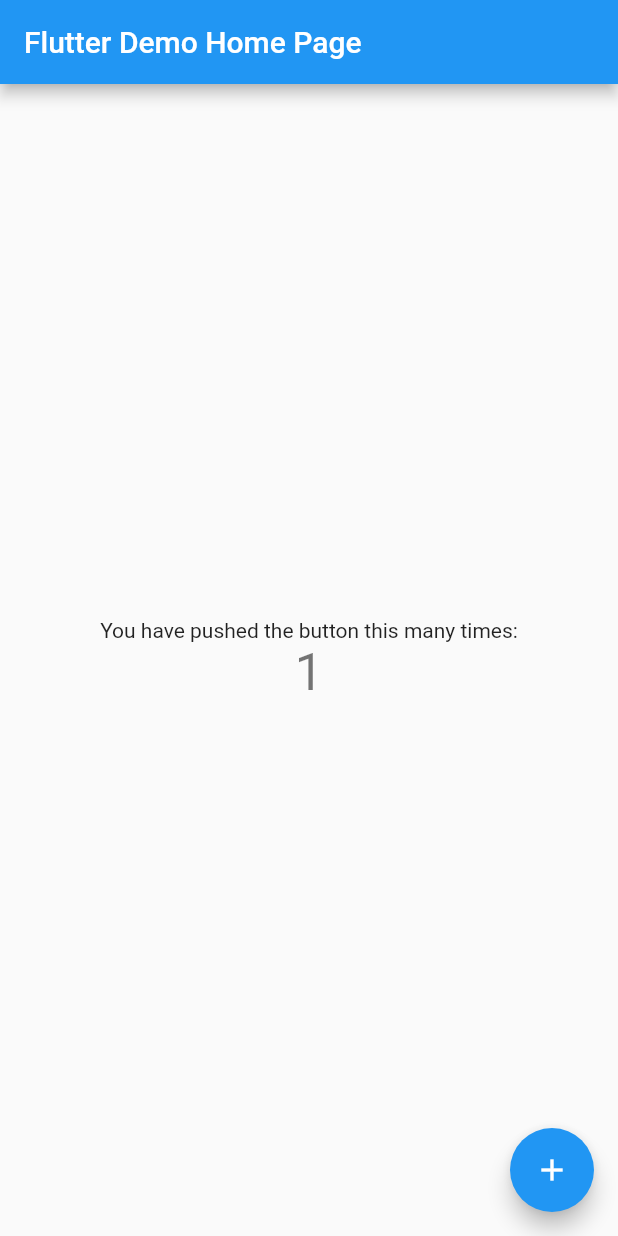
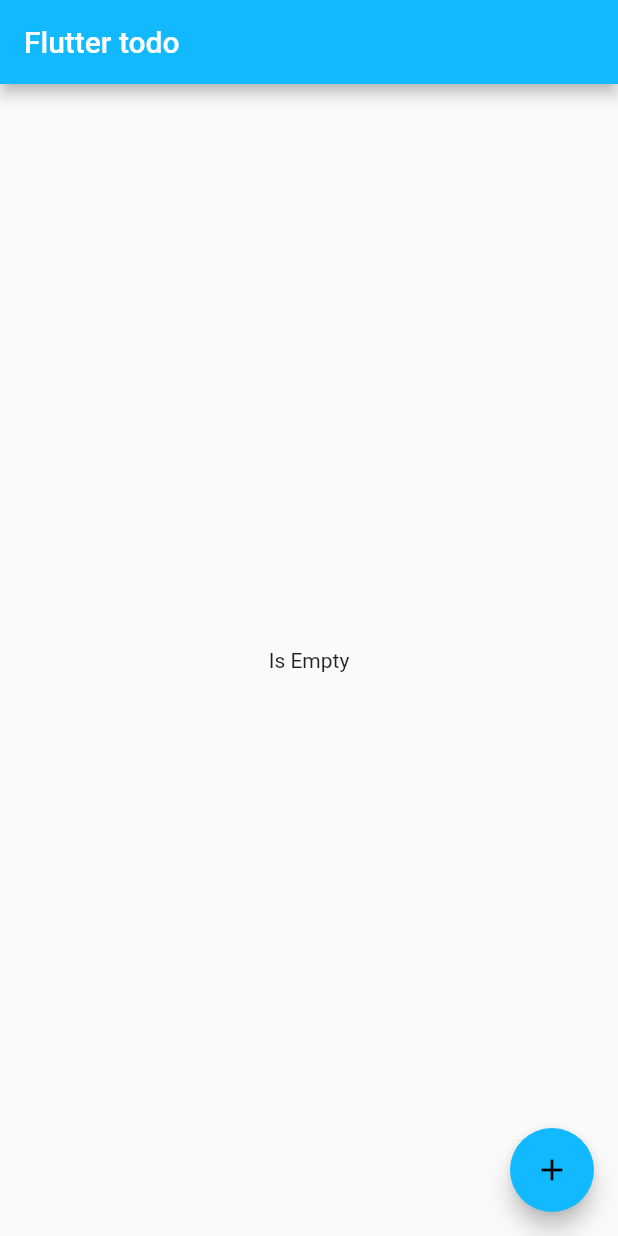
Before and after one commit to 0x6Ain/Flutter-Todos-Tutorial, a Flutter app: the screen it shows after launch, after a tap on the "add" icon, on a phone screen of 412 x 824 dp. Run offline on Flutter 3.47's test engine with Material 2 defaults, Android fonts, the phone set to English and light mode, and no system bars; our stand-ins replace bloc, equatable, flutter_bloc, rxdart, shared_preferences.

Commit message:
add bloc of todo

```diff
--- /dev/null
+++ b/lib/app/app.dart
@@ -0,0 +1,34 @@
+import 'package:flutter/material.dart';
+import 'package:flutter_bloc/flutter_bloc.dart';
+import 'package:flutter_todos/infra/local_storage_todos_api.dart';
+import 'package:flutter_todos/presentations/home_page.dart';
+import 'package:flutter_todos/theme/theme.dart';
+
+class App extends StatelessWidget {
+  const App({super.key, required this.todoRepository});
+
+  final LocalStorageTodosApi todoRepository;
+
+  @override
+  Widget build(BuildContext context) {
+    return RepositoryProvider.value(
+      value: todoRepository,
+      child: const AppView(),
+    );
+  }
+}
+
+class AppView extends StatelessWidget {
+  const AppView({super.key});
+
+  @override
+  Widget build(BuildContext context) {
+    return MaterialApp(
+      theme: FlutterTodosTheme.light,
+      darkTheme: FlutterTodosTheme.dark,
+      //   localizationsDelegates: AppLocalizations.localizationsDelegates,
+      // supportedLocales: AppLocalizations.supportedLocales,
+      home: const HomePage(),
+    );
+  }
+}
--- /dev/null
+++ b/lib/app/app_bloc_observer.dart
@@ -0,0 +1,17 @@
+import 'dart:developer';
+
+import 'package:bloc/bloc.dart';
+
+class AppBlocObserver extends BlocObserver {
+  @override
+  void onChange(BlocBase<dynamic> bloc, Change<dynamic> change) {
+    super.onChange(bloc, change);
+    log('onChange(${bloc.runtimeType}, $change)');
+  }
+
+  @override
+  void onError(BlocBase<dynamic> bloc, Object error, StackTrace stackTrace) {
+    log('onError(${bloc.runtimeType}, $error, $stackTrace)');
+    super.onError(bloc, error, stackTrace);
+  }
+}
--- /dev/null
+++ b/lib/applications/todo/todo_overview_bloc/todo_overview_bloc.dart
@@ -0,0 +1,40 @@
+import 'package:bloc/bloc.dart';
+import 'package:equatable/equatable.dart';
+import 'package:flutter_todos/infra/local_storage_todos_api.dart';
+import 'package:flutter_todos/models/todos_view_filter.dart';
+
+import 'package:flutter_todos/models/todo.dart';
+
+part 'todo_overview_event.dart';
+part 'todo_overview_state.dart';
+
+class TodoOverviewBloc extends Bloc<TodoOverviewEvents, TodoOverviewState> {
+  TodoOverviewBloc({required LocalStorageTodosApi todoRepository})
+      : _todoRepository = todoRepository,
+        super(const TodoOverviewState()) {
+    on<TodosOverviewSubscriptionRequested>(_onSubscriptionRequested);
+    // on<TodosOverviewTodoCompletionToggled>(_TodoCompletionToggled);
+    // on<TodosOverviewTodoDeleted>(_TodoDeleted);
+    // on<TodosOverviewUndoDeletionRequested>(_UndoDeletionRequested);
+    // on<TodosOverviewFilterChanged>(_FilterChanged);
+    // on<TodosOverviewToggleAllRequested>(_ToggleAllRequested);
+    // on<TodosOverviewClearCompletedRequested>(_ClearCompletedRequested);
+  }
+  final LocalStorageTodosApi _todoRepository;
+
+  Future<void> _onSubscriptionRequested(
+      TodoOverviewEvents event, Emitter<TodoOverviewState> emit) async {
+    emit(state.copyWith(status: () => TodosOverviewStatus.loading));
+
+    await emit.forEach<List<Todo>>(
+      _todoRepository.getTodos(),
+      onData: (todos) => state.copyWith(
+        status: () => TodosOverviewStatus.success,
+        todos: () => todos,
+      ),
+      onError: (_, __) => state.copyWith(
+        status: () => TodosOverviewStatus.failure,
+      ),
+    );
+  }
+}
--- /dev/null
+++ b/lib/applications/todo/todo_overview_bloc/todo_overview_event.dart
@@ -0,0 +1,59 @@
+part of 'todo_overview_bloc.dart';
+
+abstract class TodoOverviewEvents extends Equatable {
+  const TodoOverviewEvents();
+  @override
+  List<Object?> get props => [];
+}
+
+class TodosOverviewSubscriptionRequested extends TodoOverviewEvents {
+  const TodosOverviewSubscriptionRequested();
+}
+
+// class TodosOverviewTodoCompletionToggled extends TodoOverviewEvents {
+//   const TodosOverviewTodoCompletionToggled({
+//     required this.todo,
+//     required this.isCompleted,
+//   });
+
+//   final Todo todo;
+//   final bool isCompleted;
+
+//   @override
+//   List<Object?> get props => [
+//         todo,
+//         isCompleted,
+//       ];
+// }
+
+// class TodosOverviewTodoDeleted extends TodoOverviewEvents {
+//   const TodosOverviewTodoDeleted(this.todo);
+
+//   final Todo todo;
+
+//   @override
+//   List<Object?> get props => [
+//         todo,
+//       ];
+// }
+
+// class TodosOverviewUndoDeletionRequested extends TodoOverviewEvents {
+//   const TodosOverviewUndoDeletionRequested();
+// }
+
+// class TodosOverviewFilterChanged extends TodoOverviewEvents {
+//   const TodosOverviewFilterChanged(this.filter);
+
+//   final TodosViewFilter filter;
+
+//   @override
+//   List<Object> get props => [filter];
+// }
+
+// class TodosOverviewToggleAllRequested extends TodoOverviewEvents {
+//   const TodosOverviewToggleAllRequested();
+// }
+
+// class TodosOverviewClearCompletedRequested extends TodoOverviewEvents {
+//   const TodosOverviewClearCompletedRequested();
+// }
--- /dev/null
+++ b/lib/applications/todo/todo_overview_bloc/todo_overview_state.dart
@@ -0,0 +1,41 @@
+part of 'todo_overview_bloc.dart';
+
+enum TodosOverviewStatus { initial, loading, success, failure }
+
+class TodoOverviewState extends Equatable {
+  const TodoOverviewState(
+      {this.status = TodosOverviewStatus.initial,
+      this.todos = const [],
+      this.filter = TodosViewFilter.all,
+      this.lastDeletedTodo});
+
+  final TodosOverviewStatus status;
+  final List<Todo> todos;
+  final TodosViewFilter filter;
+  final Todo? lastDeletedTodo;
+
+  Iterable<Todo> get filteredTodos => filter.applyAll(todos);
+
+  TodoOverviewState copyWith({
+    TodosOverviewStatus Function()? status,
+    List<Todo> Function()? todos,
+    TodosViewFilter Function()? filter,
+    Todo? Function()? lastDeletedTodo,
+  }) {
+    return TodoOverviewState(
+      status: status != null ? status() : this.status,
+      todos: todos != null ? todos() : this.todos,
+      filter: filter != null ? filter() : this.filter,
+      lastDeletedTodo:
+          lastDeletedTodo != null ? lastDeletedTodo() : this.lastDeletedTodo,
+    );
+  }
+
+  @override
+  List<Object?> get props => [
+        status,
+        todos,
+        filter,
+        lastDeletedTodo,
+      ];
+}
--- /dev/null
+++ b/lib/bootstrap.dart
@@ -0,0 +1,21 @@
+import 'dart:async';
+import 'dart:developer';
+
+import 'package:bloc/bloc.dart';
+import 'package:flutter/material.dart';
+import 'package:flutter_todos/app/app.dart';
+import 'package:flutter_todos/app/app_bloc_observer.dart';
+import 'package:flutter_todos/infra/local_storage_todos_api.dart';
+
+void bootstrap({required LocalStorageTodosApi todosApi}) {
+  FlutterError.onError = (details) {
+    log(details.exceptionAsString(), stackTrace: details.stack);
+  };
+
+  Bloc.observer = AppBlocObserver();
+
+  runZonedGuarded(
+    () => runApp(App(todoRepository: todosApi)),
+    (error, stackTrace) => log(error.toString(), stackTrace: stackTrace),
+  );
+}
--- /dev/null
+++ b/lib/data/dummy.dart
@@ -0,0 +1,16 @@
+import 'package:flutter_todos/models/todo.dart';
+
+final dummyTodo = [
+  Todo(
+    title: "dummy1",
+    description: "test1",
+  ),
+  Todo(
+    title: "dummy2",
+    description: "test2",
+  ),
+  Todo(
+    title: "dummy3",
+    description: "test3",
+  )
+];
--- /dev/null
+++ b/lib/infra/local_storage_todos_api.dart
@@ -0,0 +1,97 @@
+import 'dart:async';
+import 'dart:convert';
+
+import 'package:flutter_todos/models/todo.dart';
+import 'package:meta/meta.dart';
+import 'package:rxdart/rxdart.dart';
+import 'package:shared_preferences/shared_preferences.dart';
+
+/// {@template local_storage_todos_api}
+/// A Flutter implementation of the [TodosApi] that uses local storage.
+/// {@endtemplate}
+class LocalStorageTodosApi {
+  /// {@macro local_storage_todos_api}
+  LocalStorageTodosApi({
+    required SharedPreferences plugin,
+  }) : _plugin = plugin {
+    _init();
+  }
+
+  final SharedPreferences _plugin;
+
+  final _todoStreamController = BehaviorSubject<List<Todo>>.seeded(const []);
+
+  /// The key used for storing the todos locally.
+  ///
+  /// This is only exposed for testing and shouldn't be used by consumers of
+  /// this library.
+  @visibleForTesting
+  static const kTodosCollectionKey = '__todos_collection_key__';
+
+  String? _getValue(String key) => _plugin.getString(key);
+  Future<void> _setValue(String key, String value) =>
+      _plugin.setString(key, value);
+
+  void _init() {
+    final todosJson = _getValue(kTodosCollectionKey);
+    if (todosJson != null) {
+      final todos = List<Map<dynamic, dynamic>>.from(
+        json.decode(todosJson) as List,
+      )
+          .map((jsonMap) => Todo.fromJson(Map<String, dynamic>.from(jsonMap)))
+          .toList();
+      _todoStreamController.add(todos);
+    } else {
+      _todoStreamController.add(const []);
+    }
+  }
+
+  Stream<List<Todo>> getTodos() => _todoStreamController.asBroadcastStream();
+
+  Future<void> saveTodo(Todo todo) {
+    final todos = [..._todoStreamController.value];
+    final todoIndex = todos.indexWhere((t) => t.id == todo.id);
+    if (todoIndex >= 0) {
+      todos[todoIndex] = todo;
+    } else {
+      todos.add(todo);
+    }
+
+    _todoStreamController.add(todos);
+    return _setValue(kTodosCollectionKey, json.encode(todos));
+  }
+
+  Future<void> deleteTodo(String id) async {
+    final todos = [..._todoStreamController.value];
+    final todoIndex = todos.indexWhere((t) => t.id == id);
+    if (todoIndex == -1) {
+      throw Error();
+    } else {
+      todos.removeAt(todoIndex);
+      _todoStreamController.add(todos);
+      return _setValue(kTodosCollectionKey, json.encode(todos));
+    }
+  }
+
+  Future<int> clearCompleted() async {
+    final todos = [..._todoStreamController.value];
+    final completedTodosAmount = todos.where((t) => t.isCompleted).length;
+    todos.removeWhere((t) => t.isCompleted);
+    _todoStreamController.add(todos);
+    await _setValue(kTodosCollectionKey, json.encode(todos));
+    return completedTodosAmount;
+  }
+
+  @override
+  Future<int> completeAll({required bool isCompleted}) async {
+    final todos = [..._todoStreamController.value];
+    final changedTodosAmount =
+        todos.where((t) => t.isCompleted != isCompleted).length;
+    final newTodos = [
+      for (final todo in todos) todo.copyWith(isCompleted: isCompleted)
+    ];
+    _todoStreamController.add(newTodos);
+    await _setValue(kTodosCollectionKey, json.encode(newTodos));
+    return changedTodosAmount;
+  }
+}
--- a/lib/main.dart
+++ b/lib/main.dart
@@ -1,115 +1,16 @@
 import 'package:flutter/material.dart';
+import 'package:flutter_todos/bootstrap.dart';
 
-void main() {
-  runApp(const MyApp());
+import 'package:shared_preferences/shared_preferences.dart';
+
+import 'infra/local_storage_todos_api.dart';
+
+Future<void> main() async {
+  WidgetsFlutterBinding.ensureInitialized();
+
+  final todosApi = LocalStorageTodosApi(
+    plugin: await SharedPreferences.getInstance(),
+  );
+
+  bootstrap(todosApi: todosApi);
 }
-
-class MyApp extends StatelessWidget {
-  const MyApp({super.key});
-
-  // This widget is the root of your application.
-  @override
-  Widget build(BuildContext context) {
-    return MaterialApp(
-      title: 'Flutter Demo',
-      theme: ThemeData(
-        // This is the theme of your application.
-        //
-        // Try running your application with "flutter run". You'll see the
-        // application has a blue toolbar. Then, without quitting the app, try
-        // changing the primarySwatch below to Colors.green and then invoke
-        // "hot reload" (press "r" in the console where you ran "flutter run",
-        // or simply save your changes to "hot reload" in a Flutter IDE).
-        // Notice that the counter didn't reset back to zero; the application
-        // is not restarted.
-        primarySwatch: Colors.blue,
-      ),
-      home: const MyHomePage(title: 'Flutter Demo Home Page'),
-    );
-  }
-}
-
-class MyHomePage extends StatefulWidget {
-  const MyHomePage({super.key, required this.title});
-
-  // This widget is the home page of your application. It is stateful, meaning
-  // that it has a State object (defined below) that contains fields that affect
-  // how it looks.
-
-  // This class is the configuration for the state. It holds the values (in this
-  // case the title) provided by the parent (in this case the App widget) and
-  // used by the build method of the State. Fields in a Widget subclass are
-  // always marked "final".
-
-  final String title;
-
-  @override
-  State<MyHomePage> createState() => _MyHomePageState();
-}
-
-class _MyHomePageState extends State<MyHomePage> {
-  int _counter = 0;
-
-  void _incrementCounter() {
-    setState(() {
-      // This call to setState tells the Flutter framework that something has
-      // changed in this State, which causes it to rerun the build method below
-      // so that the display can reflect the updated values. If we changed
-      // _counter without calling setState(), then the build method would not be
-      // called again, and so nothing would appear to happen.
-      _counter++;
-    });
-  }
-
-  @override
-  Widget build(BuildContext context) {
-    // This method is rerun every time setState is called, for instance as done
-    // by the _incrementCounter method above.
-    //
-    // The Flutter framework has been optimized to make rerunning build methods
-    // fast, so that you can just rebuild anything that needs updating rather
-    // than having to individually change instances of widgets.
-    return Scaffold(
-      appBar: AppBar(
-        // Here we take the value from the MyHomePage object that was created by
-        // the App.build method, and use it to set our appbar title.
-        title: Text(widget.title),
-      ),
-      body: Center(
-        // Center is a layout widget. It takes a single child and positions it
-        // in the middle of the parent.
-        child: Column(
-          // Column is also a layout widget. It takes a list of children and
-          // arranges them vertically. By default, it sizes itself to fit its
-          // children horizontally, and tries to be as tall as its parent.
-          //
-          // Invoke "debug painting" (press "p" in the console, choose the
-          // "Toggle Debug Paint" action from the Flutter Inspector in Android
-          // Studio, or the "Toggle Debug Paint" command in Visual Studio Code)
-          // to see the wireframe for each widget.
-          //
-          // Column has various properties to control how it sizes itself and
-          // how it positions its children. Here we use mainAxisAlignment to
-          // center the children vertically; the main axis here is the vertical
-          // axis because Columns are vertical (the cross axis would be
-          // horizontal).
-          mainAxisAlignment: MainAxisAlignment.center,
-          children: <Widget>[
-            const Text(
-              'You have pushed the button this many times:',
-            ),
-            Text(
-              '$_counter',
-              style: Theme.of(context).textTheme.headlineMedium,
-            ),
-          ],
-        ),
-      ),
-      floatingActionButton: FloatingActionButton(
-        onPressed: _incrementCounter,
-        tooltip: 'Increment',
-        child: const Icon(Icons.add),
-      ), // This trailing comma makes auto-formatting nicer for build methods.
-    );
-  }
-}
--- /dev/null
+++ b/lib/models/json_map.dart
@@ -0,0 +1 @@
+typedef JsonMap = Map<String, dynamic>;
--- /dev/null
+++ b/lib/models/todo.dart
@@ -0,0 +1,47 @@
+import 'package:equatable/equatable.dart';
+import 'package:flutter/material.dart';
+import 'package:flutter_todos/models/json_map.dart';
+import 'package:uuid/uuid.dart';
+import 'package:json_annotation/json_annotation.dart';
+
+part 'todo.g.dart';
+
+@immutable
+@JsonSerializable()
+class Todo extends Equatable {
+  Todo({
+    String? id,
+    required this.title,
+    this.description = '',
+    this.isCompleted = false,
+  })  : assert(
+          id == null || id.isNotEmpty,
+          'is can not be null and should be empty',
+        ),
+        id = id ?? const Uuid().v4();
+  final String id;
+  final String title;
+  final String description;
+  final bool isCompleted;
+
+  Todo copyWith({
+    String? id,
+    String? title,
+    String? descrpition,
+    bool? isCompleted,
+  }) {
+    return Todo(
+      id: id ?? this.id,
+      title: title ?? this.title,
+      description: description,
+      isCompleted: isCompleted ?? this.isCompleted,
+    );
+  }
+
+  static Todo fromJson(JsonMap json) => _$TodoFromJson(json);
+
+  JsonMap toJson() => _$TodoToJson(this);
+
+  @override
+  List<Object?> get props => [id, title, description, isCompleted];
+}
--- /dev/null
+++ b/lib/models/todos_view_filter.dart
@@ -0,0 +1,20 @@
+import 'package:flutter_todos/models/todo.dart';
+
+enum TodosViewFilter { all, activeOnly, completedOnly }
+
+extension TodoViewFilter on TodosViewFilter {
+  bool apply(Todo todo) {
+    switch (this) {
+      case TodosViewFilter.all:
+        return true;
+      case TodosViewFilter.activeOnly:
+        return !todo.isCompleted;
+      case TodosViewFilter.completedOnly:
+        return !todo.isCompleted;
+    }
+  }
+
+  Iterable<Todo> applyAll(Iterable<Todo> todos) {
+    return todos.where(apply);
+  }
+}
--- /dev/null
+++ b/lib/presentations/edit_todo_page.dart
@@ -0,0 +1,11 @@
+import 'package:flutter/material.dart';
+
+class EditTodoPage extends StatelessWidget {
+  const EditTodoPage({super.key});
+
+  @override
+  Widget build(BuildContext context) {
+    // TODO: implement build
+    throw UnimplementedError();
+  }
+}
--- /dev/null
+++ b/lib/presentations/home_page.dart
@@ -0,0 +1,27 @@
+import 'package:flutter/material.dart';
+import 'package:flutter_todos/presentations/todos_overview_Page.dart';
+
+class HomePage extends StatefulWidget {
+  const HomePage({super.key});
+
+  @override
+  State<HomePage> createState() => _HomePageState();
+}
+
+class _HomePageState extends State<HomePage> {
+  @override
+  Widget build(BuildContext context) {
+    return Scaffold(
+      body: IndexedStack(
+        index: 0,
+        children: const [TodosOverviewpage()],
+      ),
+      floatingActionButton: FloatingActionButton(
+        onPressed: () {},
+        shape: const RoundedRectangleBorder(
+            borderRadius: BorderRadius.all(Radius.circular(100))),
+        child: const Icon(Icons.add),
+      ),
+    );
+  }
+}
--- /dev/null
+++ b/lib/presentations/todos_overview_page.dart
@@ -0,0 +1,75 @@
+import 'package:flutter/cupertino.dart';
+import 'package:flutter/material.dart';
+import 'package:flutter_bloc/flutter_bloc.dart';
+import 'package:flutter_todos/applications/todo/todo_overview_bloc/todo_overview_bloc.dart';
+import 'package:flutter_todos/infra/local_storage_todos_api.dart';
+import 'package:flutter_todos/presentations/widgets/todo_list_tile.dart';
+
+class TodosOverviewpage extends StatelessWidget {
+  const TodosOverviewpage({super.key});
+
+  @override
+  Widget build(BuildContext context) {
+    return BlocProvider(
+      create: (context) =>
+          TodoOverviewBloc(todoRepository: context.read<LocalStorageTodosApi>())
+            ..add(
+              const TodosOverviewSubscriptionRequested(),
+            ),
+      child: const TodosOverViews(),
+    );
+  }
+}
+
+class TodosOverViews extends StatelessWidget {
+  const TodosOverViews({super.key});
+
+  @override
+  Widget build(BuildContext context) {
+    return Scaffold(
+      appBar: AppBar(
+        title: const Text('Flutter todo'),
+        actions: const [],
+      ),
+      body: MultiBlocListener(
+        listeners: [
+          BlocListener<TodoOverviewBloc, TodoOverviewState>(
+              listenWhen: (previous, current) =>
+                  previous.status != current.status,
+              listener: (context, state) {
+                if (state.status == TodosOverviewStatus.failure) {
+                  ScaffoldMessenger.of(context)
+                    ..hideCurrentSnackBar()
+                    ..showSnackBar(
+                      const SnackBar(
+                        content: Text('to do error'),
+                      ),
+                    );
+                }
+              }),
+        ],
+        child: BlocBuilder<TodoOverviewBloc, TodoOverviewState>(
+          builder: (context, state) {
+            if (state.todos.isEmpty) {
+              if (state.status == TodosOverviewStatus.loading) {
+                return const Center(child: CupertinoActivityIndicator());
+              } else if (state.status != TodosOverviewStatus.success) {
+                return const SizedBox();
+              } else {
+                return const Center(
+                  child: Text('Is Empty'),
+                );
+              }
+            }
+            return CupertinoScrollbar(
+                child: ListView(
+              children: [
+                for (final todo in state.filteredTodos) TodoListTile(todo: todo)
+              ],
+            ));
+          },
+        ),
+      ),
+    );
+  }
+}
--- /dev/null
+++ b/lib/presentations/widgets/todo_list_tile.dart
@@ -0,0 +1,29 @@
+import 'package:flutter/material.dart';
+
+import 'package:flutter_todos/models/todo.dart';
+
+class TodoListTile extends StatelessWidget {
+  const TodoListTile({
+    super.key,
+    required this.todo,
+    this.onToggleCompleted,
+    this.onDismissed,
+    this.onTap,
+  });
+  final Todo todo;
+  final ValueChanged<bool>? onToggleCompleted;
+  final DismissDirectionCallback? onDismissed;
+  final VoidCallback? onTap;
+
+  @override
+  Widget build(BuildContext context) {
+    return Dismissible(
+      key: Key('todo ListTile dismissabele ${todo.title}'),
+      child: ListTile(
+        onTap: onTap,
+        title: Text(todo.title),
+        subtitle: Text(todo.description),
+      ),
+    );
+  }
+}
--- /dev/null
+++ b/lib/theme/theme.dart
@@ -0,0 +1,32 @@
+import 'package:flutter/material.dart';
+
+class FlutterTodosTheme {
+  static ThemeData get light {
+    return ThemeData(
+      appBarTheme: const AppBarTheme(
+        color: Color(0xFF13B9FF),
+      ),
+      colorScheme: ColorScheme.fromSwatch(
+        accentColor: const Color(0xFF13B9FF),
+      ),
+      snackBarTheme: const SnackBarThemeData(
+        behavior: SnackBarBehavior.floating,
+      ),
+    );
+  }
+
+  static ThemeData get dark {
+    return ThemeData(
+      appBarTheme: const AppBarTheme(
+        color: Color(0xFF13B9FF),
+      ),
+      colorScheme: ColorScheme.fromSwatch(
+        brightness: Brightness.dark,
+        accentColor: const Color(0xFF13B9FF),
+      ),
+      snackBarTheme: const SnackBarThemeData(
+        behavior: SnackBarBehavior.floating,
+      ),
+    );
+  }
+}
```
Also changed, not shown: pubspec.yaml (+17 -3 lines), lib/models/todo.g.dart (added), pubspec.lock, 10 other files.
